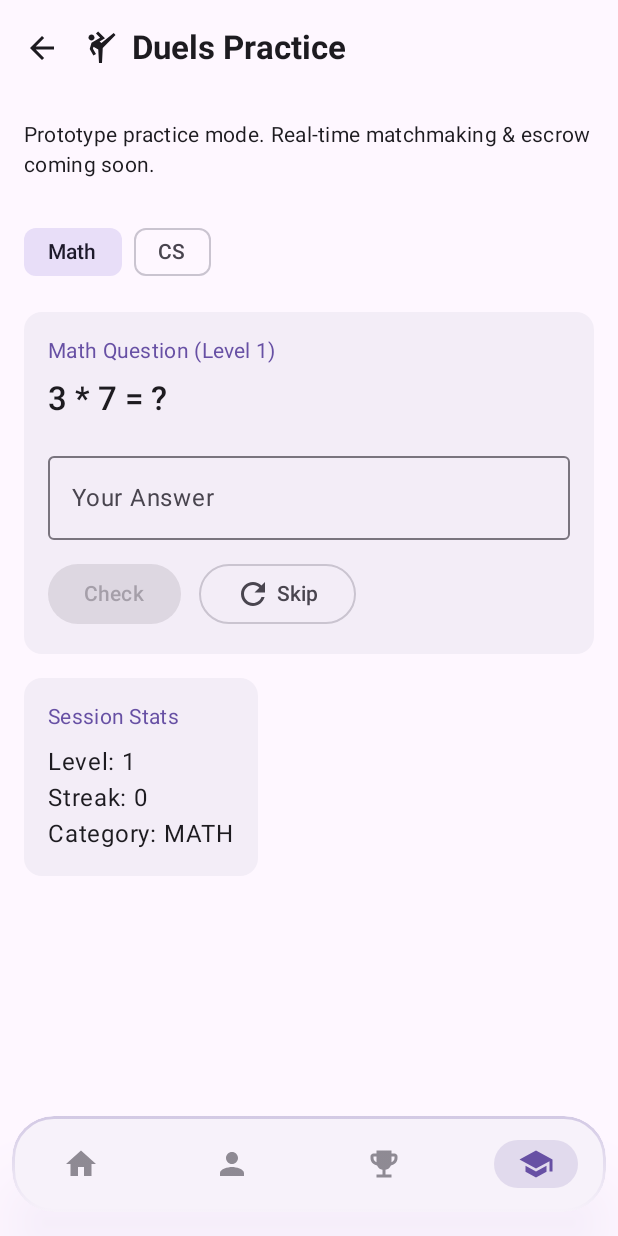
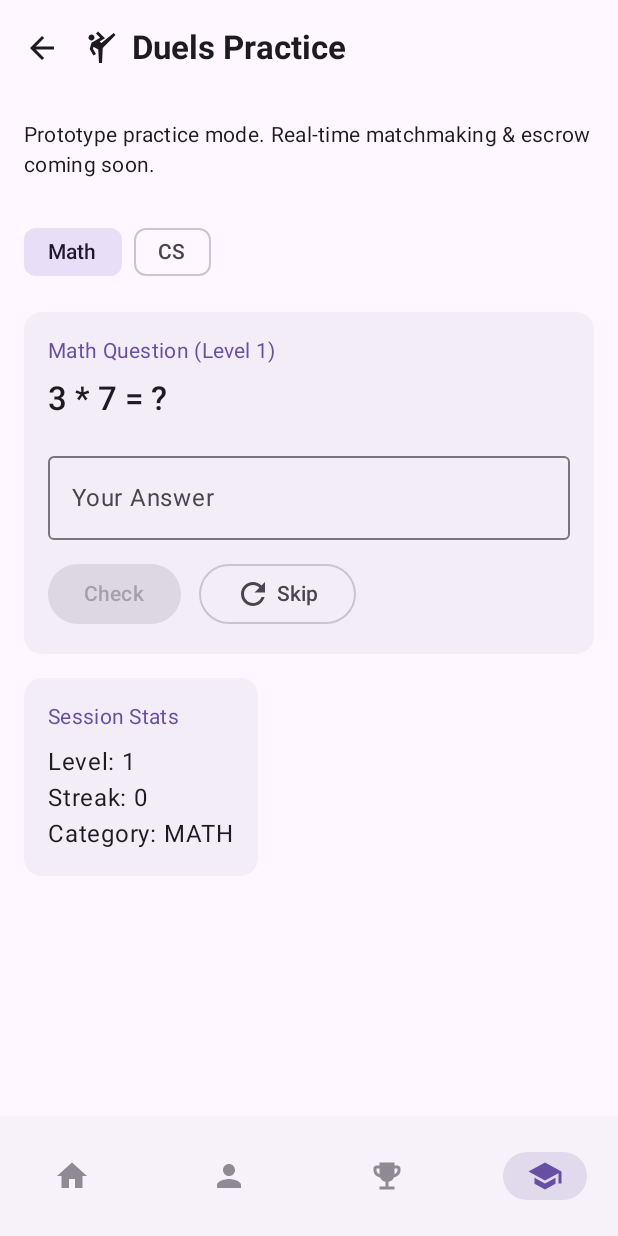
Before and after one commit to zzorgg/beezle, an Android app built with Jetpack Compose: the TopLevelNavHost screen opened through its navigation route, item 4 of the bottom bar chosen, on a phone screen of 412 x 824 dp. Run offline under Robolectric (Android 15) with nearby library versions, the phone set to English and light mode, and no system bars; our stand-ins replace Dagger/Hilt's generated code, Firebase (no records; nobody signed in at launch, a user with empty details on screens opened directly); libraries missing offline, so code that uses them is left out: androidx.hilt.lifecycle, coil.decode, com.solana.mobilewalletadapter; pictures from the network do not load; 5 statements that could not run were skipped.

Commit message:
add bottom bar and new card

```diff
--- a/app/src/main/java/com/github/zzorgg/beezle/ui/navigation/TopLevelNavHost.kt
+++ b/app/src/main/java/com/github/zzorgg/beezle/ui/navigation/TopLevelNavHost.kt
@@ -7,14 +7,10 @@ import androidx.compose.animation.core.spring
 import androidx.compose.animation.core.tween
 import androidx.compose.animation.slideInHorizontally
 import androidx.compose.animation.slideOutHorizontally
-import androidx.compose.foundation.border
-import androidx.compose.foundation.layout.Box
 import androidx.compose.foundation.layout.WindowInsets
 import androidx.compose.foundation.layout.fillMaxWidth
-import androidx.compose.foundation.layout.height
 import androidx.compose.foundation.layout.navigationBarsPadding
 import androidx.compose.foundation.layout.padding
-import androidx.compose.foundation.shape.RoundedCornerShape
 import androidx.compose.material3.Icon
 import androidx.compose.material3.MaterialTheme
 import androidx.compose.material3.NavigationBar
@@ -23,9 +19,6 @@ import androidx.compose.material3.NavigationBarItemDefaults
 import androidx.compose.material3.Scaffold
 import androidx.compose.runtime.Composable
 import androidx.compose.ui.Modifier
-import androidx.compose.ui.draw.clip
-import androidx.compose.ui.draw.shadow
-import androidx.compose.ui.graphics.Brush
 import androidx.compose.ui.platform.LocalView
 import androidx.compose.ui.unit.dp
 import androidx.navigation.NavDestination.Companion.hasRoute
@@ -60,35 +53,11 @@ fun TopLevelNavHost(
             val view = LocalView.current
             val chipBg = MaterialTheme.colorScheme.primary.copy(alpha = 0.15f)
 
-            Box(
-                modifier = Modifier
-                    .fillMaxWidth()
-                    .navigationBarsPadding()
-                    .padding(start = 8.dp, end = 8.dp, bottom = 16.dp)
-            ) {
+            // Attached bottom bar with default Material3 styling
             NavigationBar(
-                    modifier = Modifier
-                        .fillMaxWidth()
-                        .height(64.dp)
-                        .shadow(
-                            elevation = 24.dp,
-                            shape = RoundedCornerShape(28.dp),
-                            ambientColor = MaterialTheme.colorScheme.primary.copy(alpha = 0.2f),
-                            spotColor = MaterialTheme.colorScheme.primary.copy(alpha = 0.3f)
-                        )
-                        .clip(RoundedCornerShape(28.dp))
-                        .border(
-                            width = 1.5.dp,
-                            brush = Brush.verticalGradient(
-                                colors = listOf(
-                                    MaterialTheme.colorScheme.primary.copy(alpha = 0.25f),
-                                    MaterialTheme.colorScheme.surfaceContainerLow.copy(alpha = 0.05f)
-                                )
-                            ),
-                            shape = RoundedCornerShape(28.dp)
-                        ),
+                // Use default windowInsets so bar sits at the bottom and handles system bars
+                windowInsets = WindowInsets(0, 0, 0, 0),
                 containerColor = MaterialTheme.colorScheme.surfaceContainerLow,
-                    windowInsets = WindowInsets(0, 0, 0, 0),
                 tonalElevation = 3.dp
             ) {
                 NAVBAR_ROUTES.forEach { item ->
@@ -121,14 +90,12 @@ fun TopLevelNavHost(
                 }
             }
         }
-        }
     ) { innerPadding ->
         NavHost(
             navController = topLevelNavController,
             startDestination = Route.Home,
             modifier = Modifier
-                .padding(bottom = 66.dp)
-            ,
+                .padding(innerPadding),
             enterTransition = {
                 slideInHorizontally(
                     animationSpec = spring(
--- a/app/src/main/java/com/github/zzorgg/beezle/ui/screens/main/MainAppScreen.kt
+++ b/app/src/main/java/com/github/zzorgg/beezle/ui/screens/main/MainAppScreen.kt
@@ -283,7 +283,7 @@ fun MainAppScreen(
                         name = it.first,
                         type = it.second,
                         description = it.third,
-                        modifier = Modifier.clickable { navigateToRootCallback(Route.Duels(it.second)) }
+                        modifier = Modifier.clickable { navigateToRootCallback(Route.Duels(it.second)) },
                     )
                 }
             }
```
Lines whose indentation alone changed are shown as unchanged.
